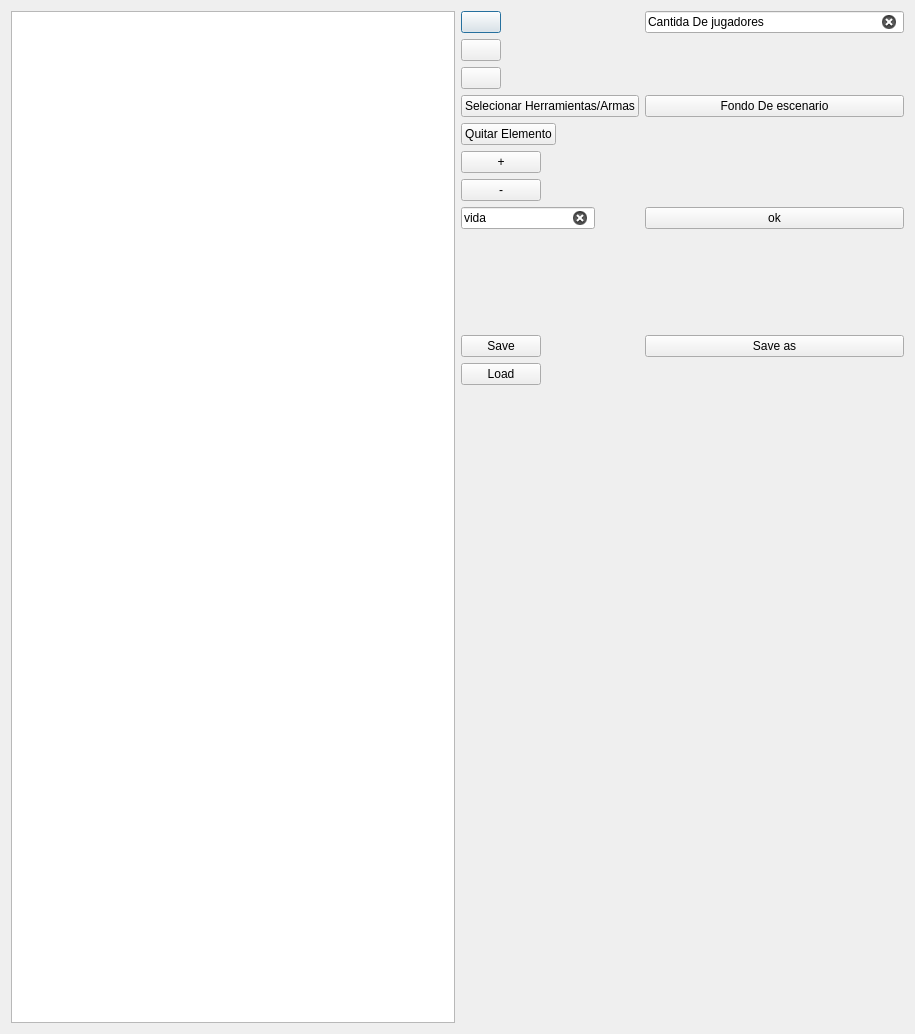
Qt form Editor/editorpantalla.ui (fedefunes96/worms) before a commit.
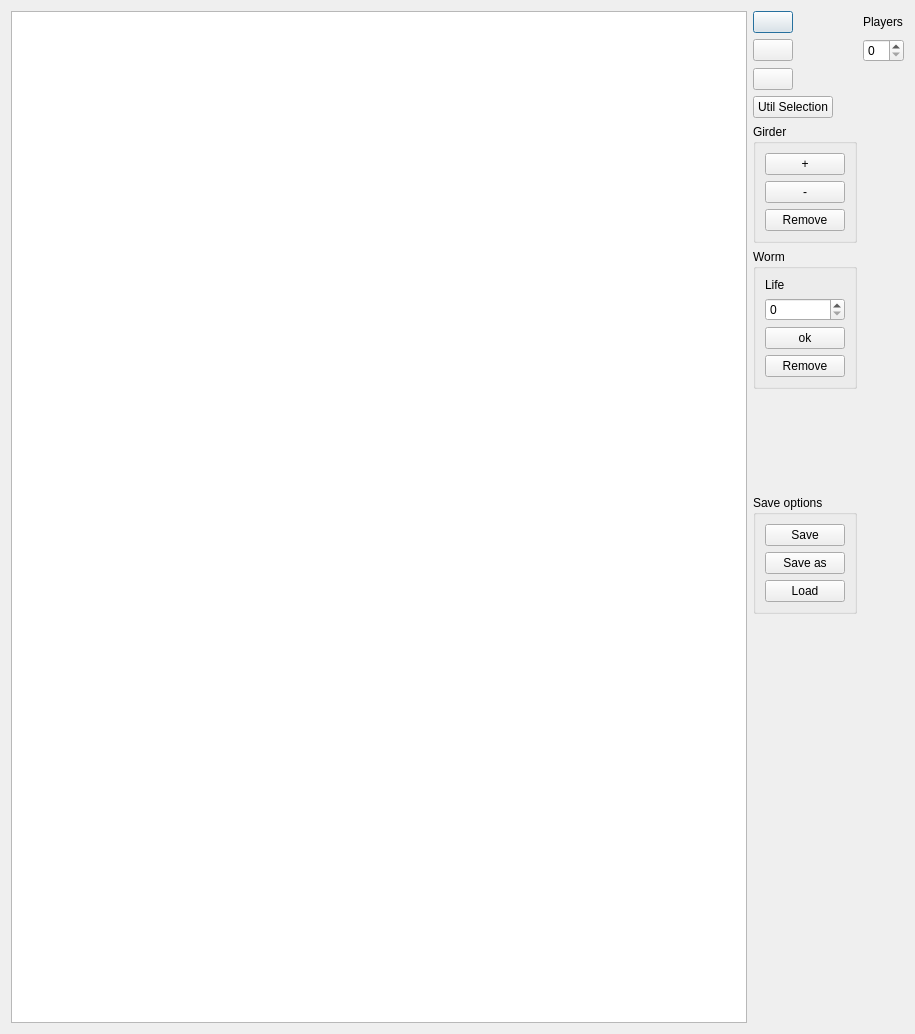
The same form after that commit. Icons and pictures are not drawn.

Patch:
```diff
--- a/Editor/editorpantalla.ui
+++ b/Editor/editorpantalla.ui
@@ -44,6 +44,13 @@
          </property>
         </widget>
        </item>
+       <item row="0" column="1">
+        <widget class="QLabel" name="label">
+         <property name="text">
+          <string>Players</string>
+         </property>
+        </widget>
+       </item>
        <item row="1" column="0">
         <widget class="QPushButton" name="AgregarViga">
          <property name="icon">
@@ -61,6 +68,9 @@
          </property>
         </widget>
        </item>
+       <item row="1" column="1">
+        <widget class="QSpinBox" name="cant"/>
+       </item>
        <item row="2" column="0">
         <widget class="QPushButton" name="agregarVigaChica">
          <property name="icon">
@@ -81,52 +91,45 @@
        <item row="3" column="0">
         <widget class="QPushButton" name="SelecionarHerramintas_Armas">
          <property name="text">
-          <string>Selecionar Herramientas/Armas</string>
+          <string>Util Selection</string>
          </property>
         </widget>
        </item>
-       <item row="4" column="0">
-        <widget class="QPushButton" name="quitar">
-         <property name="text">
-          <string>Quitar Elemento</string>
+       <item row="6" column="0">
+        <widget class="QGroupBox" name="wormOpt">
+         <property name="title">
+          <string>Worm</string>
          </property>
-        </widget>
-       </item>
-       <item row="5" column="0">
-        <widget class="QPushButton" name="mas">
-         <property name="text">
-          <string>+</string>
-         </property>
-        </widget>
-       </item>
-       <item row="7" column="0">
-        <widget class="QPushButton" name="menos">
-         <property name="text">
-          <string>-</string>
-         </property>
-        </widget>
-       </item>
-       <item row="8" column="0">
-        <widget class="QLineEdit" name="vidaGusano">
-         <property name="text">
-          <string>vida</string>
-         </property>
-         <property name="maxLength">
-          <number>4</number>
-         </property>
-         <property name="cursorPosition">
-          <number>4</number>
-         </property>
-         <property name="clearButtonEnabled">
-          <bool>true</bool>
-         </property>
-        </widget>
-       </item>
-       <item row="8" column="1">
-        <widget class="QPushButton" name="ok">
-         <property name="text">
-          <string>ok</string>
-         </property>
+         <layout class="QVBoxLayout" name="verticalLayout">
+          <item>
+           <widget class="QLabel" name="label_2">
+            <property name="text">
+             <string>Life</string>
+            </property>
+           </widget>
+          </item>
+          <item>
+           <widget class="QSpinBox" name="vidaGusano">
+            <property name="maximum">
+             <number>100000</number>
+            </property>
+           </widget>
+          </item>
+          <item>
+           <widget class="QPushButton" name="ok">
+            <property name="text">
+             <string>ok</string>
+            </property>
+           </widget>
+          </item>
+          <item>
+           <widget class="QPushButton" name="quitar">
+            <property name="text">
+             <string>Remove</string>
+            </property>
+           </widget>
+          </item>
+         </layout>
         </widget>
        </item>
        <item row="12" column="0">
@@ -139,7 +142,17 @@
          </property>
         </widget>
        </item>
-       <item row="14" column="0">
+       <item row="12" column="1">
+        <widget class="QLabel" name="mortero">
+         <property name="text">
+          <string/>
+         </property>
+         <property name="scaledContents">
+          <bool>true</bool>
+         </property>
+        </widget>
+       </item>
+       <item row="15" column="0">
         <widget class="QLabel" name="granadaV">
          <property name="text">
           <string/>
@@ -149,7 +162,7 @@
          </property>
         </widget>
        </item>
-       <item row="14" column="1">
+       <item row="15" column="1">
         <widget class="QLabel" name="granadaR">
          <property name="text">
           <string/>
@@ -159,7 +172,7 @@
          </property>
         </widget>
        </item>
-       <item row="15" column="0">
+       <item row="16" column="0">
         <widget class="QLabel" name="banana">
          <property name="text">
           <string/>
@@ -169,7 +182,7 @@
          </property>
         </widget>
        </item>
-       <item row="15" column="1">
+       <item row="16" column="1">
         <widget class="QLabel" name="granadaS">
          <property name="text">
           <string/>
@@ -179,7 +192,7 @@
          </property>
         </widget>
        </item>
-       <item row="16" column="0">
+       <item row="17" column="0">
         <widget class="QLabel" name="dinamita">
          <property name="text">
           <string/>
@@ -189,7 +202,7 @@
          </property>
         </widget>
        </item>
-       <item row="16" column="1">
+       <item row="17" column="1">
         <widget class="QLabel" name="bate">
          <property name="text">
           <string/>
@@ -199,7 +212,7 @@
          </property>
         </widget>
        </item>
-       <item row="17" column="0">
+       <item row="18" column="0">
         <widget class="QLabel" name="aereo">
          <property name="text">
           <string/>
@@ -209,39 +222,8 @@
          </property>
         </widget>
        </item>
-       <item row="17" column="1">
-        <widget class="QLabel" name="teletransportador">
-         <property name="text">
-          <string/>
-         </property>
-         <property name="scaledContents">
-          <bool>true</bool>
-         </property>
-        </widget>
-       </item>
        <item row="18" column="1">
-        <widget class="QPushButton" name="saveAs">
-         <property name="text">
-          <string>Save as</string>
-         </property>
-        </widget>
-       </item>
-       <item row="18" column="0">
-        <widget class="QPushButton" name="pushButton">
-         <property name="text">
-          <string>Save</string>
-         </property>
-        </widget>
-       </item>
-       <item row="19" column="0">
-        <widget class="QPushButton" name="pushButton_2">
-         <property name="text">
-          <string>Load</string>
-         </property>
-        </widget>
-       </item>
-       <item row="12" column="1">
-        <widget class="QLabel" name="mortero">
+        <widget class="QLabel" name="teletransportador">
          <property name="text">
           <string/>
          </property>
@@ -250,21 +232,64 @@
          </property>
         </widget>
        </item>
-       <item row="3" column="1">
-        <widget class="QPushButton" name="pushButton_3">
-         <property name="text">
-          <string>Fondo De escenario</string>
+       <item row="4" column="0">
+        <widget class="QGroupBox" name="girderOpt">
+         <property name="title">
+          <string>Girder</string>
          </property>
+         <layout class="QVBoxLayout" name="verticalLayout_2">
+          <item>
+           <widget class="QPushButton" name="mas">
+            <property name="text">
+             <string>+</string>
+            </property>
+           </widget>
+          </item>
+          <item>
+           <widget class="QPushButton" name="menos">
+            <property name="text">
+             <string>-</string>
+            </property>
+           </widget>
+          </item>
+          <item>
+           <widget class="QPushButton" name="remove">
+            <property name="text">
+             <string>Remove</string>
+            </property>
+           </widget>
+          </item>
+         </layout>
         </widget>
        </item>
-       <item row="0" column="1">
-        <widget class="QLineEdit" name="cant">
-         <property name="text">
-          <string>Cantida De jugadores</string>
+       <item row="20" column="0">
+        <widget class="QGroupBox" name="groupBox_3">
+         <property name="title">
+          <string>Save options</string>
          </property>
-         <property name="clearButtonEnabled">
-          <bool>true</bool>
-         </property>
+         <layout class="QVBoxLayout" name="verticalLayout_3">
+          <item>
+           <widget class="QPushButton" name="pushButton">
+            <property name="text">
+             <string>Save</string>
+            </property>
+           </widget>
+          </item>
+          <item>
+           <widget class="QPushButton" name="saveAs">
+            <property name="text">
+             <string>Save as</string>
+            </property>
+           </widget>
+          </item>
+          <item>
+           <widget class="QPushButton" name="pushButton_2">
+            <property name="text">
+             <string>Load</string>
+            </property>
+           </widget>
+          </item>
+         </layout>
         </widget>
        </item>
       </layout>
```
